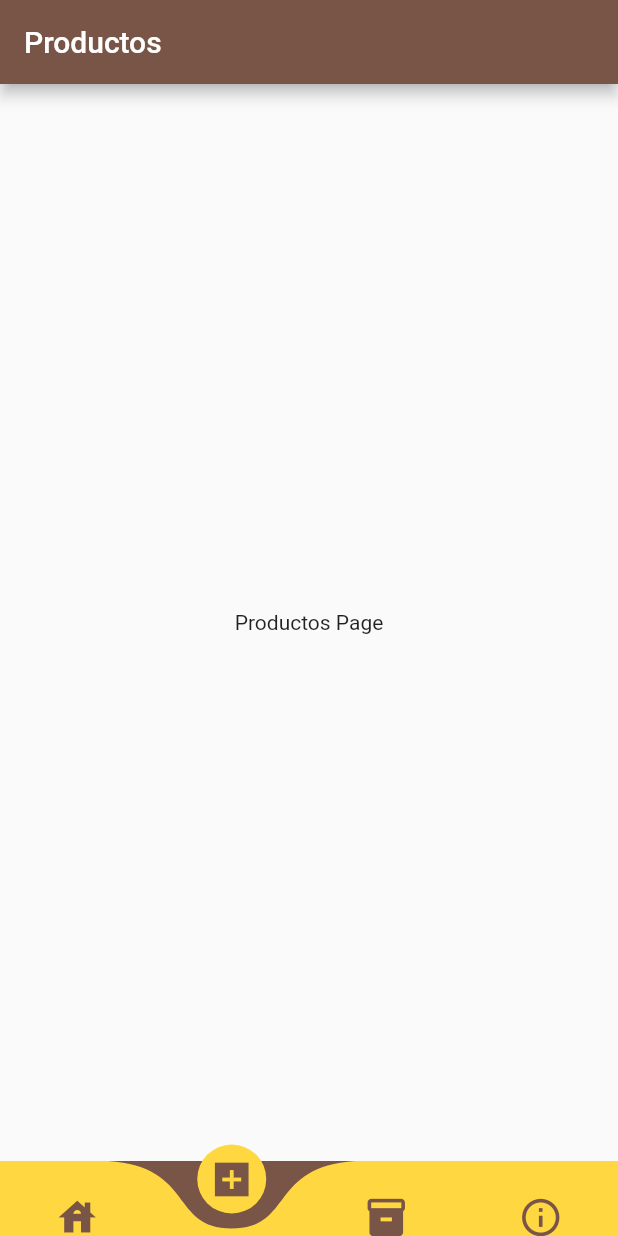
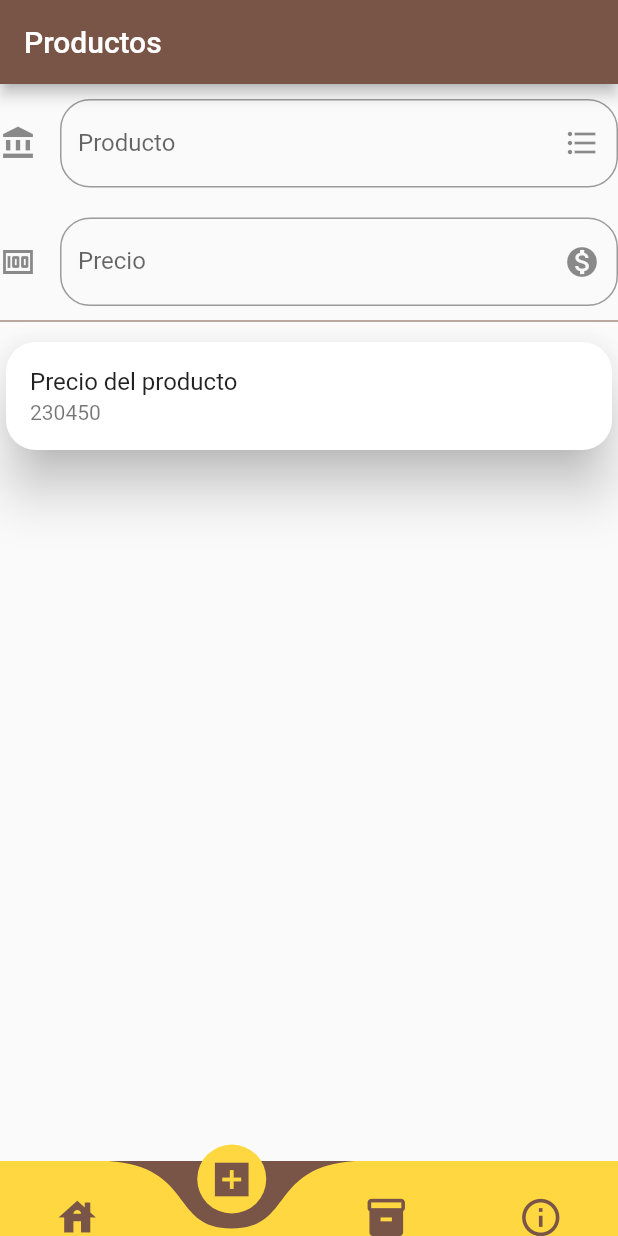
Before and after one commit to smarriagac/inventory_app, a Flutter app: the screen it shows after launch, item 2 of the bottom bar chosen, on a phone screen of 412 x 824 dp. Run offline on Flutter 3.47's test engine with Material 2 defaults, Android fonts, the phone set to English and light mode, and no system bars; drawn by our look-alikes of curved_navigation_bar; our stand-ins replace sqflite; missing offline and left inert: super_qr_reader; accounts and stored records are empty.

Commit message:
Modificacion pagina de precios del producto

```diff
--- a/lib/src/pages/productos_page.dart
+++ b/lib/src/pages/productos_page.dart
@@ -1,14 +1,77 @@
 import 'package:flutter/material.dart';
 
-class ProductosPage extends StatelessWidget {
+class ProductosPage extends StatefulWidget {
+  @override
+  _ProductosPageState createState() => _ProductosPageState();
+}
+
+class _ProductosPageState extends State<ProductosPage> {
+  String _producto = '';
+  String _precio = '';
+
   @override
   Widget build(BuildContext context) {
     return Scaffold(
       appBar: AppBar(
         title: Text('Productos'),
       ),
-      body: Center(
-        child: Text('Productos Page'),
+      body: Column(
+        children: [
+          SizedBox(height: 10.0),
+          _nombredelProducto(),
+          SizedBox(height: 20.0),
+          _preciodelProducto(),
+          Divider(color: Theme.of(context).primaryColor, height: 20.0),
+          _productosAgregados(),
+        ],
+      ),
+    );
+  }
+
+  Widget _nombredelProducto() {
+    return TextField(
+        keyboardType: TextInputType.text,
+        decoration: InputDecoration(
+            border: OutlineInputBorder(
+              borderRadius: BorderRadius.circular(20.0),
+            ),
+            hintText: 'Nombre del producto',
+            labelText: 'Producto',
+            suffixIcon: Icon(Icons.format_list_bulleted),
+            icon: Icon(Icons.account_balance)),
+        onChanged: (valor) => setState(() {
+              _producto = valor;
+            }));
+  }
+
+  Widget _preciodelProducto() {
+    return TextField(
+        obscureText: true,
+        decoration: InputDecoration(
+            border: OutlineInputBorder(
+              borderRadius: BorderRadius.circular(20.0),
+            ),
+            hintText: 'Precio del producto',
+            labelText: 'Precio',
+            suffixIcon: Icon(Icons.monetization_on),
+            icon: Icon(Icons.money)),
+        onChanged: (valor) => setState(() {
+              _precio = valor;
+            }));
+  }
+
+  Widget _productosAgregados() {
+    return Flexible(
+      child: ListView(
+        children: [
+          Card(
+            elevation: 15.0,
+            shape: RoundedRectangleBorder(
+                borderRadius: BorderRadius.circular(20.0)),
+            child: ListTile(
+                title: Text('Precio del producto'), subtitle: Text('230450')),
+          ),
+        ],
       ),
     );
   }
```
